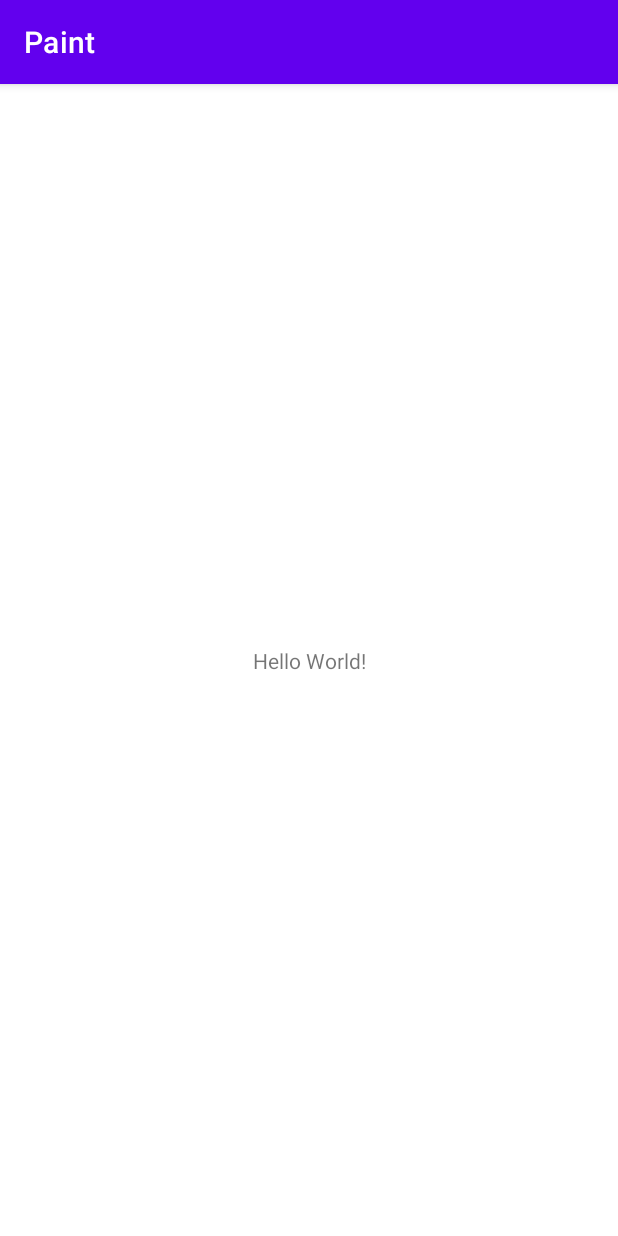
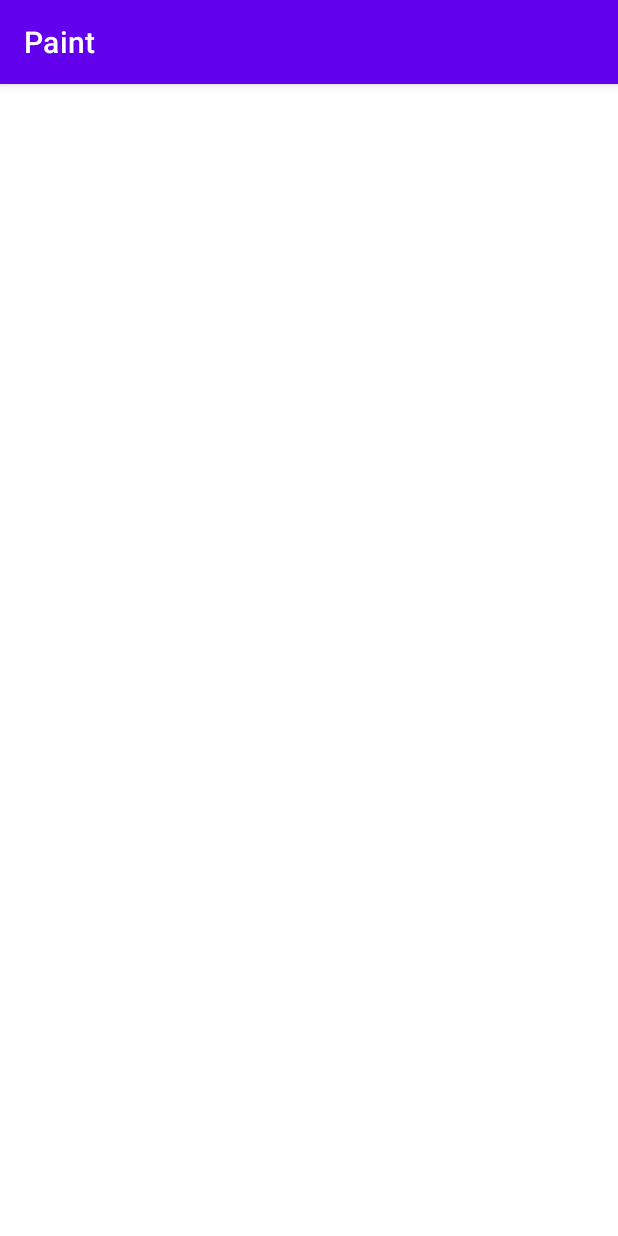
Before and after one commit to mo99me99/Paint, an Android app: the screen it shows after launch (MainActivity), on a phone screen of 412 x 824 dp. Run offline under Robolectric (Android 15) with nearby library versions, the phone set to English and light mode, and no system bars.

Commit message:
Setting Up Drawing View Part 2

```diff
--- a/app/src/main/java/ir/iammrbit/paint/DrawingView.kt
+++ b/app/src/main/java/ir/iammrbit/paint/DrawingView.kt
@@ -6,6 +6,7 @@ import android.graphics.Canvas
 import android.graphics.Color
 import android.graphics.Paint
 import android.util.AttributeSet
+import android.view.MotionEvent
 import android.view.View
 
 
@@ -16,7 +17,7 @@ class DrawingView(context: Context , attrs : AttributeSet)
     private var mCanvasBitMap : Bitmap? = null
     private var mDrawPaint : Paint? = null
     private var mCanvasPaint : Paint? = null
-    private var mBrushSize : Float = 0F
+    private var mBrushSize : Float = 1F
     var color = Color.BLACK
     private var canvas: Canvas? = null
 
@@ -36,19 +37,48 @@ class DrawingView(context: Context , attrs : AttributeSet)
         mBrushSize = 20F
     }
 
+    override fun onSizeChanged(w: Int, h: Int, oldw: Int, oldh: Int) {
+        super.onSizeChanged(w, h, oldw, oldh)
+        mCanvasBitMap = Bitmap.createBitmap(w,h,Bitmap.Config.ARGB_8888)
+        canvas = Canvas(mCanvasBitMap!!)
+    }
 
 
+    //Change Canvas to Canvas? if fails
+    override fun onDraw(canvas: Canvas) {
+        super.onDraw(canvas)
+        canvas.drawBitmap(mCanvasBitMap!! ,0F,0F  , mCanvasPaint)
+        if (!mDrawPath!!.isEmpty) {
+            mDrawPaint!!.strokeWidth = mDrawPath!!.brushThickness
+            mDrawPaint!!.color = mDrawPath!!.color
+            canvas.drawPath(mDrawPath!!, mDrawPaint!!)
+        }
+    }
 
 
+    override fun onTouchEvent(event: MotionEvent?): Boolean {
+        val touchX = event?.x
+        val touchY = event?.y
+        when(event?.action){
+            MotionEvent.ACTION_DOWN ->{
+                mDrawPath!!.color = color
+                mDrawPath!!.brushThickness = mBrushSize
 
+                mDrawPath!!.reset()
+                mDrawPath!!.moveTo(touchX!! ,touchY!! )
+            }
+            MotionEvent.ACTION_MOVE -> {
+                mDrawPath!!.lineTo(touchX!! ,touchY!! )
+            }
+            MotionEvent.ACTION_UP -> {
+                mDrawPath = CustomPath(color, mBrushSize )
+            }
+            else -> return false
+        }
+        invalidate()
+        return true
 
-
-
-
-
-
-
-
+    }
 
 
     internal inner class CustomPath(var color: Int , var brushThickness : Float)
--- a/app/src/main/res/layout/activity_main.xml
+++ b/app/src/main/res/layout/activity_main.xml
@@ -6,13 +6,13 @@
     android:layout_height="match_parent"
     tools:context=".MainActivity">
 
-    <TextView
-        android:layout_width="wrap_content"
-        android:layout_height="wrap_content"
-        android:text="Hello World!"
+    <ir.iammrbit.paint.DrawingView
+        android:id="@+id/drawing_view"
+        android:layout_width="0dp"
+        android:layout_height="0dp"
         app:layout_constraintBottom_toBottomOf="parent"
-        app:layout_constraintEnd_toEndOf="parent"
-        app:layout_constraintStart_toStartOf="parent"
-        app:layout_constraintTop_toTopOf="parent" />
-
+        app:layout_constraintLeft_toLeftOf="parent"
+        app:layout_constraintRight_toRightOf="parent"
+        app:layout_constraintTop_toTopOf="parent"
+        />
 </androidx.constraintlayout.widget.ConstraintLayout>
```
